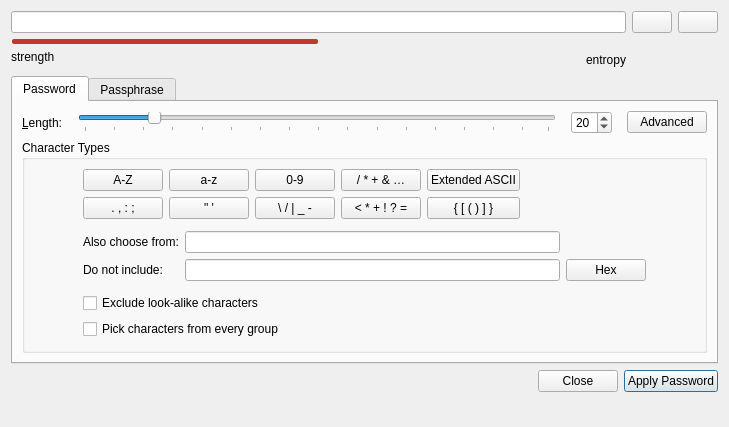
Above: src/gui/PasswordGeneratorWidget.ui from keepassxreboot/keepassxc before the change. Below: the same form after it.
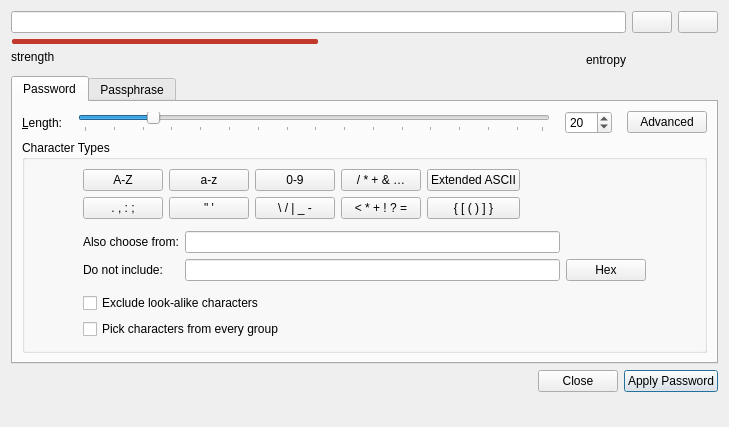
That is the form after the change. Custom widgets are drawn as their Qt base class.

Commit message:
Allow max password length of 999 characters
* The slidebar maxes out at 128 characters (same as before)
* The spinbox text entry maxes out at 999 characters

Patch:
```diff
--- a/src/gui/PasswordGeneratorWidget.ui
+++ b/src/gui/PasswordGeneratorWidget.ui
@@ -259,6 +259,9 @@
            <property name="minimum">
             <number>1</number>
            </property>
+           <property name="maximum">
+            <number>999</number>
+           </property>
            <property name="value">
             <number>20</number>
            </property>
```
